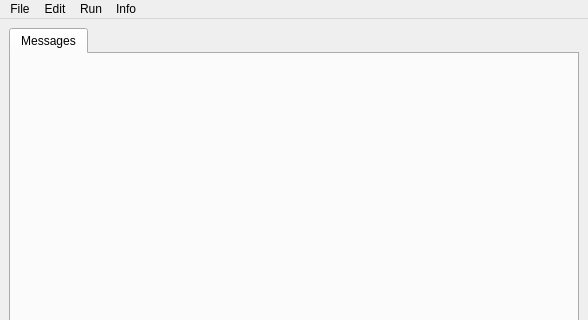
This is Latex-editor/mainwindow.ui in Redvin-dt/elephant-editor as Qt 5 draws it before an edit; both pictures show x 0 to 588 and y 0 to 320 of the 588 by 481 pixel window. The edited form follows.
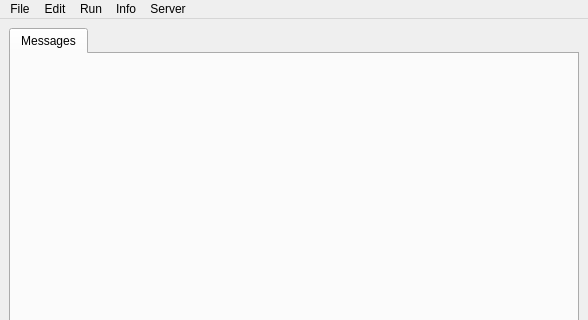
This is the edited form.

Commit message: adderror lighter, preview of tables and log out button

What changed in the file:
```diff
--- a/Latex-editor/mainwindow.ui
+++ b/Latex-editor/mainwindow.ui
@@ -80,10 +80,19 @@
     <addaction name="actionShow_info"/>
     <addaction name="actionSelec_document"/>
    </widget>
+   <widget class="QMenu" name="menuServer">
+    <property name="title">
+     <string>Server</string>
+    </property>
+    <addaction name="actionCreate_new_document"/>
+    <addaction name="actionSelect_document"/>
+    <addaction name="actionLog_Out"/>
+   </widget>
    <addaction name="menuFile"/>
    <addaction name="menuEdit"/>
    <addaction name="menuRun"/>
    <addaction name="menuShow_user_info"/>
+   <addaction name="menuServer"/>
   </widget>
   <widget class="QStatusBar" name="statusbar"/>
   <action name="actionNew_file">
```
Left out of the diff: 15 changed lines with no effect on the pictures. The commit also changes 7 other files.
